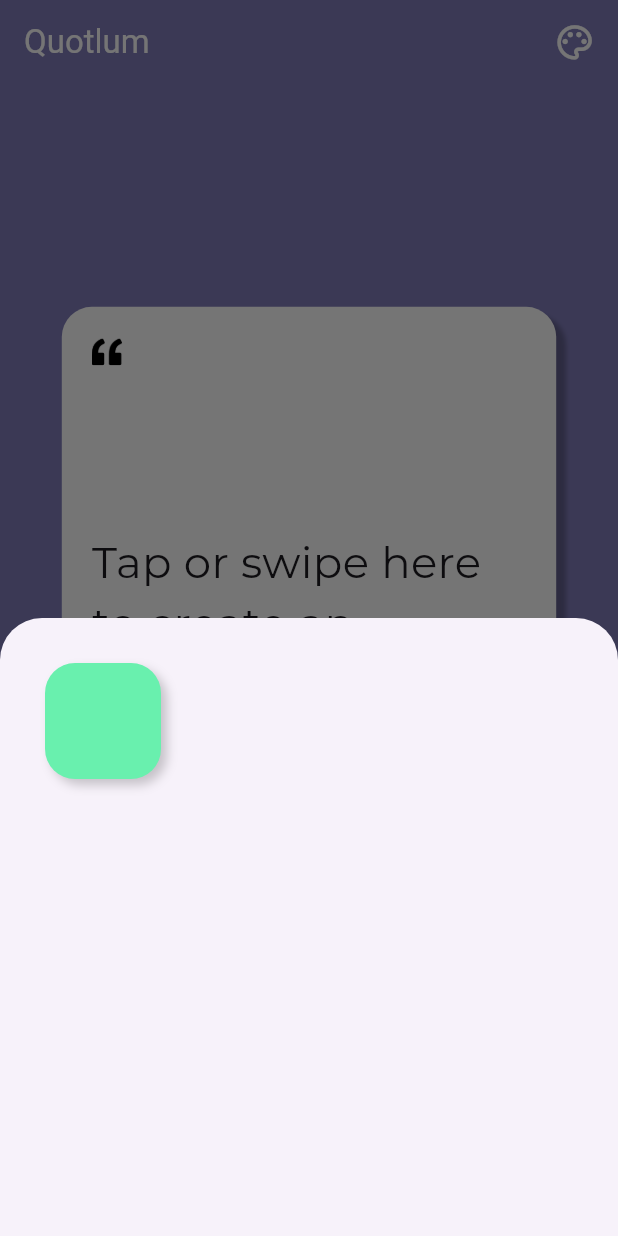
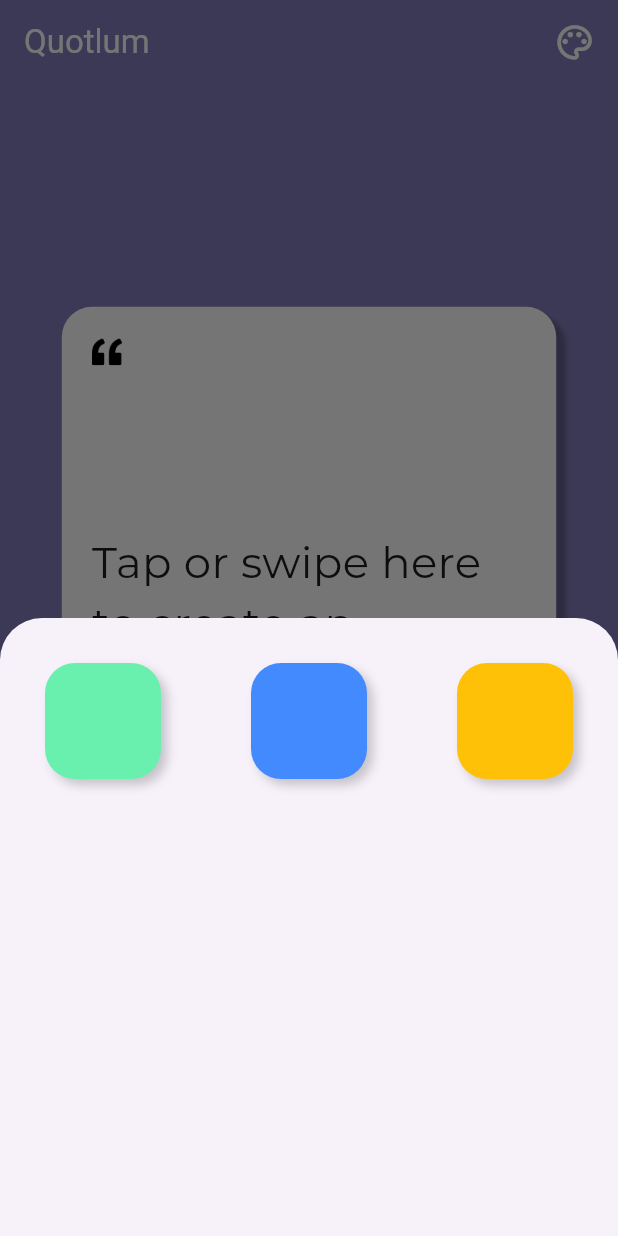
Before and after one commit to tortamque/Quotlum, a Flutter app: the screen it shows after launch, after a tap on the "color lens" icon, on a phone screen of 412 x 824 dp. Run offline on Flutter 3.47's test engine with Material 2 defaults, Android fonts, the phone set to English and light mode, and no system bars; our stand-ins replace connectivity_plus, flutter_bloc, get; network calls fail.

Commit message:
Move color options to separate class

```diff
--- /dev/null
+++ b/lib/features/app/domain/entities/classes/color_options.dart
@@ -0,0 +1,10 @@
+import 'package:flutter/material.dart';
+import 'package:quotlum/features/app/presentation/widgets/color_change/color_option.dart';
+
+class ColorOptions{
+  static const List<ColorOption> colors = [
+    ColorOption(color: Colors.greenAccent),
+    ColorOption(color: Colors.blueAccent),
+    ColorOption(color: Colors.amber),
+  ];
+}
--- a/lib/features/app/presentation/widgets/color_change/color_animated_icon.dart
+++ b/lib/features/app/presentation/widgets/color_change/color_animated_icon.dart
@@ -1,6 +1,6 @@
 import 'package:flutter/material.dart';
 import 'package:quotlum/config/theme/colors.dart';
-import 'package:quotlum/features/app/presentation/widgets/color_change/color_option.dart';
+import 'package:quotlum/features/app/domain/entities/classes/color_options.dart';
 
 class ColorAnimatedIcon extends StatefulWidget {
   const ColorAnimatedIcon({super.key});
@@ -38,9 +38,7 @@ class _ColorAnimatedIconState extends State<ColorAnimatedIcon> with TickerProvid
       height: MediaQuery.of(context).size.height/2,
       child: GridView.count(
         crossAxisCount: 3,
-        children: [
-          ColorOption(color: Colors.greenAccent)
-        ],
+        children: ColorOptions.colors
       )
     );
   }
```
